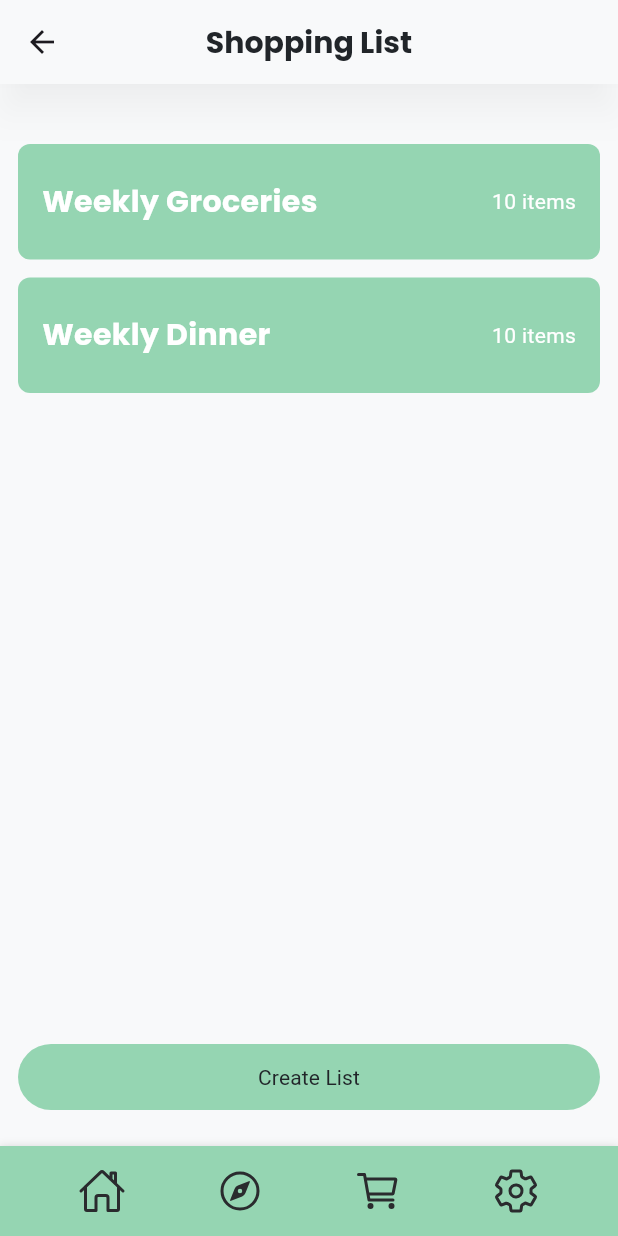
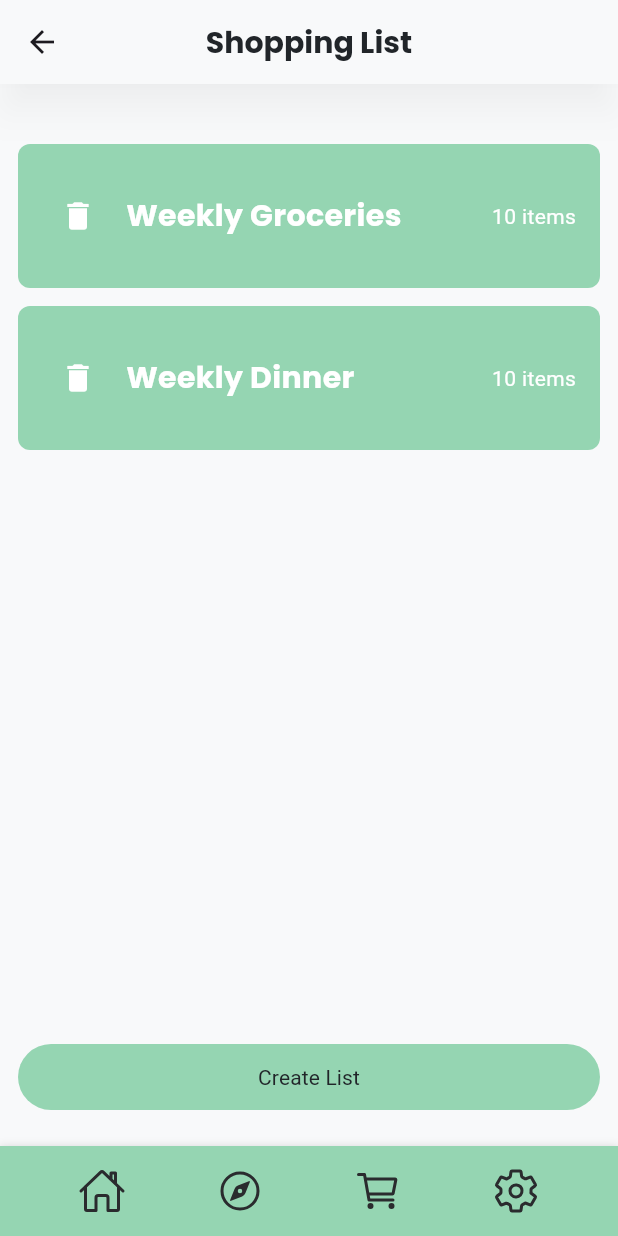
Before and after one commit to andrewaltuna/cooki, a Flutter app: the ShoppingListScreen screen opened directly, on a phone screen of 412 x 824 dp. Run offline on Flutter 3.47's test engine with Material 3 defaults, Android fonts, the phone set to English and light mode, and no system bars; our stand-ins replace equatable, firebase_auth, firebase_core, flutter_bloc, flutter_hooks, flutter_svg and 5 more; missing offline and left inert: app_settings, flutter_beacon; accounts and stored records are empty; network calls fail.

Commit message:
Allow deletion of shopping list

```diff
--- a/lib/feature/shopping_list/data/remote/shopping_list_remote_source.dart
+++ b/lib/feature/shopping_list/data/remote/shopping_list_remote_source.dart
@@ -33,4 +33,9 @@ class ShoppingListRemoteSource {
       items: ShoppingListItemOutput.getDummyItems(),
     );
   }
+
+  Future<String> deleteShoppingList(String id) {
+    // TODO: Run actual query
+    return Future.value(id);
+  }
 }
--- a/lib/feature/shopping_list/data/repository/shopping_list_repository.dart
+++ b/lib/feature/shopping_list/data/repository/shopping_list_repository.dart
@@ -16,4 +16,9 @@ class ShoppingListRepository implements ShoppingListRepositoryInterface {
   Future<ShoppingListOutput> createShoppingList(String name, double budget) {
     return _remoteSource.createShoppingList(name, budget);
   }
+
+  @override
+  Future<String> deleteShoppingList(String id) {
+    return _remoteSource.deleteShoppingList(id);
+  }
 }
--- a/lib/feature/shopping_list/data/repository/shopping_list_repository_interface.dart
+++ b/lib/feature/shopping_list/data/repository/shopping_list_repository_interface.dart
@@ -3,4 +3,5 @@ import 'package:cooki/feature/shopping_list/data/model/output/shopping_list_outp
 abstract interface class ShoppingListRepositoryInterface {
   Future<List<ShoppingListOutput>> getShoppingLists();
   Future<ShoppingListOutput> createShoppingList(String name, double budget);
+  Future<String> deleteShoppingList(String id);
 }
--- a/lib/feature/shopping_list/presentations/component/shopping_list_catalog.dart
+++ b/lib/feature/shopping_list/presentations/component/shopping_list_catalog.dart
@@ -30,11 +30,28 @@ class ShoppingListCatalog extends StatelessWidget {
                       child: Row(
                         mainAxisAlignment: MainAxisAlignment.spaceBetween,
                         children: [
-                          Text(
-                            list.name,
-                            style: AppTextStyles.titleMedium.copyWith(
-                              color: Colors.white,
-                            ),
+                          Row(
+                            children: [
+                              IconButton(
+                                onPressed: () =>
+                                    context.read<ShoppingListViewModel>().add(
+                                          ShoppingListDeleted(list.id),
+                                        ),
+                                icon: const Icon(
+                                  Icons.delete,
+                                  color: Colors.white,
+                                ),
+                              ),
+                              const SizedBox(
+                                width: 8,
+                              ),
+                              Text(
+                                list.name,
+                                style: AppTextStyles.titleMedium.copyWith(
+                                  color: Colors.white,
+                                ),
+                              ),
+                            ],
                           ),
                           Text(
                             '${list.items.length.toString()} items',
--- a/lib/feature/shopping_list/presentations/view_model/shopping_list_event.dart
+++ b/lib/feature/shopping_list/presentations/view_model/shopping_list_event.dart
@@ -20,3 +20,12 @@ class ShoppingListCreated extends ShoppingListEvent {
   @override
   List<Object?> get props => [name];
 }
+
+class ShoppingListDeleted extends ShoppingListEvent {
+  const ShoppingListDeleted(this.id);
+
+  final String id;
+
+  @override
+  List<Object?> get props => [id];
+}
```
Also changed, not shown: lib/feature/shopping_list/presentations/view_model/shopping_list_view_model.dart (+19 -0 lines).
